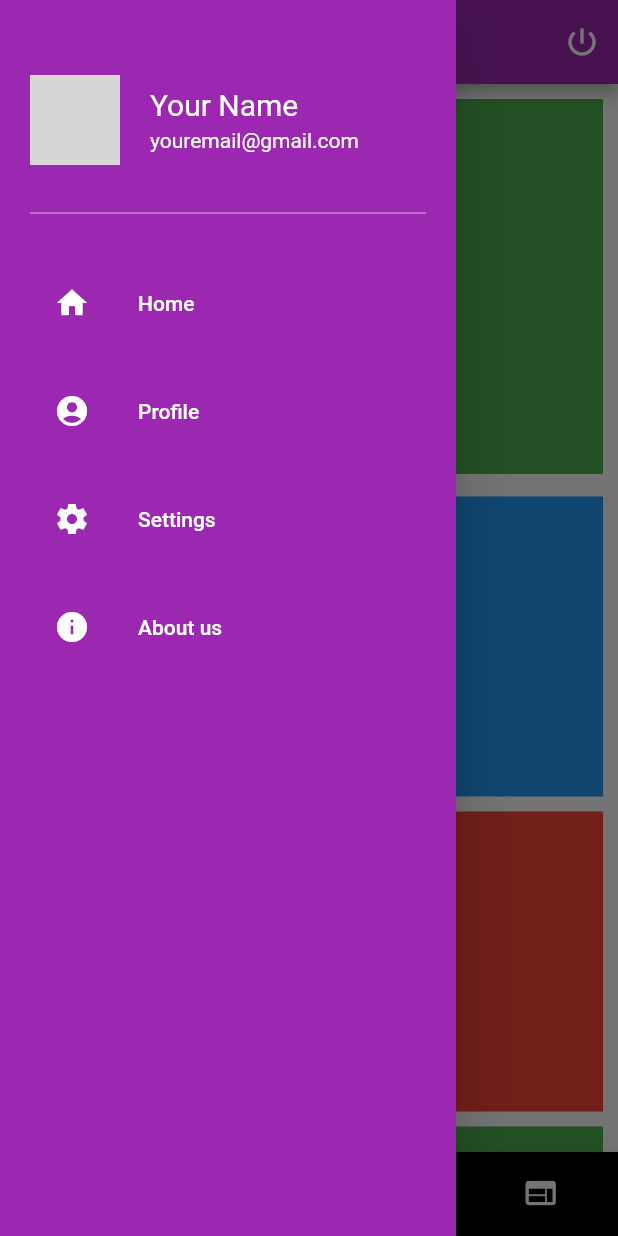
After one commit to DebugBros-CS-16/GrapeDoc, a Flutter app: the screen it shows once a user with an empty profile is signed in, with the side drawer open, on a phone screen of 412 x 824 dp. The commit adds this screen. Run offline on Flutter 3.47's test engine with Material 2 defaults, Android fonts, the phone set to English and light mode, and no system bars; our stand-ins replace cached_network_image, camera, cloud_firestore, firebase_auth, firebase_core, firebase_storage and 7 more; missing offline and left inert: dialogflow_grpc, flutter_facebook_auth, flutter_login_facebook, sound_stream; accounts and stored records are empty; network calls fail; project files that could hold a hidden picture were left out; grey boxes are pictures that could not be loaded.

Commit message:
Created Navigation_drawer_widget.dart file and developed Navigation drawer.

```diff
--- a/lib/main.dart
+++ b/lib/main.dart
@@ -43,8 +43,8 @@ class MyApp extends StatelessWidget {
         theme: ThemeData(
           primarySwatch: Colors.purple,
         ),
-        // home: const MyHomePage(title: 'Hello'),
-        home: const SettingScreen(),
+        home: const MyHomePage(title: 'Hello'),
+        //home: const SettingScreen(),
       ),
     );
   }
--- /dev/null
+++ b/lib/widgets/Navigation_drawer_widget.dart
@@ -0,0 +1,142 @@
+import 'package:flutter/cupertino.dart';
+import 'package:flutter/material.dart';
+import 'package:grape_doc/screens/AddBlog.dart';
+import 'package:grape_doc/screens/NavBar.dart';
+import 'package:grape_doc/screens/SettingScreen.dart';
+
+class NavigationDrawerWidget extends StatelessWidget {
+  final padding = const EdgeInsets.symmetric(horizontal: 20.0);
+
+  @override
+  Widget build(BuildContext context) {
+    final name = 'Your Name';
+    final email = 'youremail@gmail.com';
+    final urlImage = 'https://www.whatsappimages.in/wp-content/uploads/2021/03/New-Top-Quality-Cute-Girl-Images-For-Whatsapp-Dp-Wallpaper-Download.jpg';
+
+    return Drawer(
+      child: Material(
+        color: Colors.purple,
+        child: ListView(
+          padding: padding,
+          children: [
+            const SizedBox(height: 50.0),
+            buildHeader(
+              urlImage: urlImage,
+              name: name,
+              email: email,
+              onClicked: () => selectedItem(context, 99)
+            ),
+            const SizedBox(height: 24.0),
+            const Divider(color: Colors.white70,),
+            const SizedBox(height: 24.0),
+            buildMenuItem(
+              text: 'Home',
+              icon: Icons.home,
+              onClicked: () => selectedItem(context,0),
+            ),
+            const SizedBox(height: 16.0),
+            buildMenuItem(
+              text: 'Profile',
+              icon: Icons.account_circle_sharp,
+              onClicked: () => selectedItem(context,1),
+            ),
+            const SizedBox(height: 16.0),
+            buildMenuItem(
+              text: 'Settings',
+              icon: Icons.settings_sharp,
+              onClicked: () => selectedItem(context,2),
+            ),
+            const SizedBox(height: 16.0),
+            buildMenuItem(
+              text: 'About us',
+              icon: Icons.info_sharp,
+              onClicked: () => selectedItem(context,3),
+            ),
+          ],
+        ),
+      ),
+    );
+  }
+
+  Widget buildHeader({
+    required String urlImage,
+    required String name,
+    required String email,
+    required VoidCallback onClicked
+  }) => InkWell(
+      onTap: onClicked,
+      child: Row(
+        children: [
+          CircleAvatar(
+            radius: 30.0,
+            backgroundImage: NetworkImage(urlImage),
+          ),
+          const SizedBox(width: 20.0),
+          Column(
+            crossAxisAlignment: CrossAxisAlignment.start,
+            children: [
+              Text(
+                name,
+                style: TextStyle(fontSize: 20, color:  Colors.white),
+              ),
+              const SizedBox(height: 4.0),
+              Text(
+                email,
+                style: TextStyle(fontSize: 14, color:  Colors.white),
+              ),
+            ],
+          )
+        ],
+      ),
+  );
+
+  Widget buildMenuItem({
+    required String text,
+    required IconData icon,
+    VoidCallback? onClicked,
+  }) {
+    Color color = Colors.white;
+    Color hoverColor = Colors.white38;
+    return ListTile(
+      leading: Icon(icon, color: color,),
+      title: Text(text, style: TextStyle(color: color)),
+      hoverColor: hoverColor,
+      onTap: onClicked,
+    );
+  }
+
+  void selectedItem(BuildContext context, int index) {
+    Navigator.of(context).pop();
+
+    switch (index) {
+      case 0:
+        Navigator.of(context).push(MaterialPageRoute(
+          builder: (context) => NavBar(),
+        ));
+        break;
+      case 1:
+        Navigator.of(context).push(MaterialPageRoute(
+          builder: (context) => AddBlog(),
+        ));
+        break;
+      case 2:
+        Navigator.of(context).push(MaterialPageRoute(
+          builder: (context) => SettingScreen(),
+        ));
+        break;
+      case 3:
+        Navigator.of(context).push(MaterialPageRoute(
+          builder: (context) => AddBlog(),
+        ));
+        break;
+      case 99:
+        Navigator.of(context).push(MaterialPageRoute(
+            builder: (context) => const AddBlog(
+          //name: name,
+          //urlImage: urlImage,
+          )
+        ));
+        break;
+    }
+  }
+}
```
Also changed, not shown: lib/screens/NavBar.dart (+7 -5 lines), lib/screens/SettingScreen.dart (+8 -5 lines).
